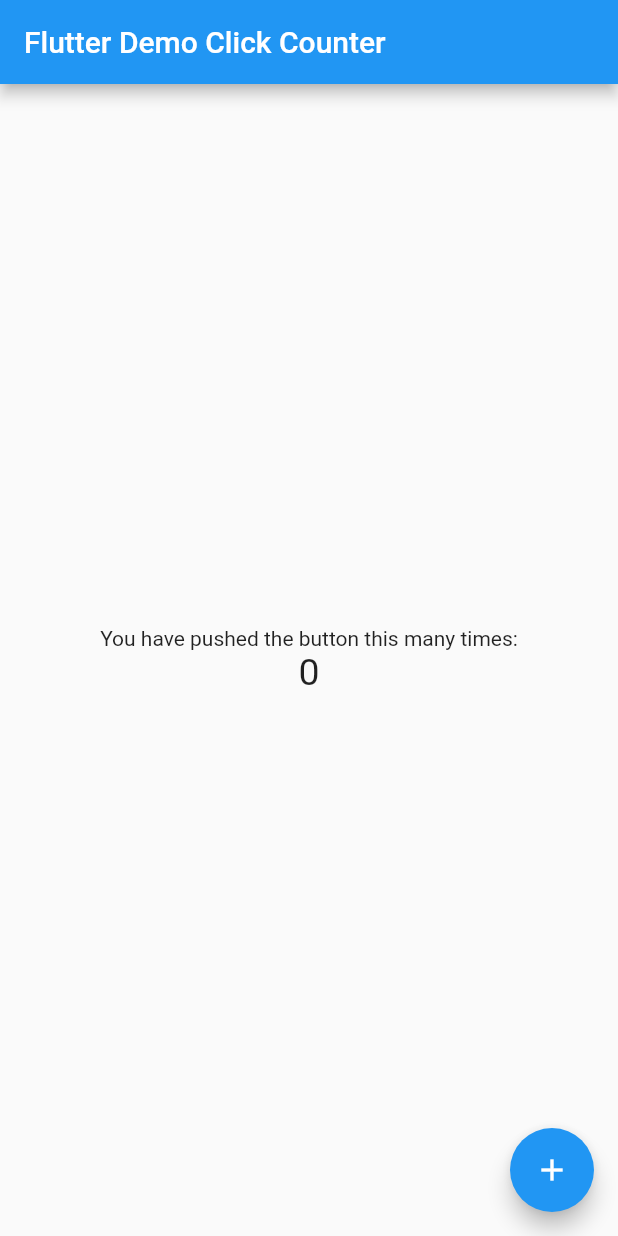
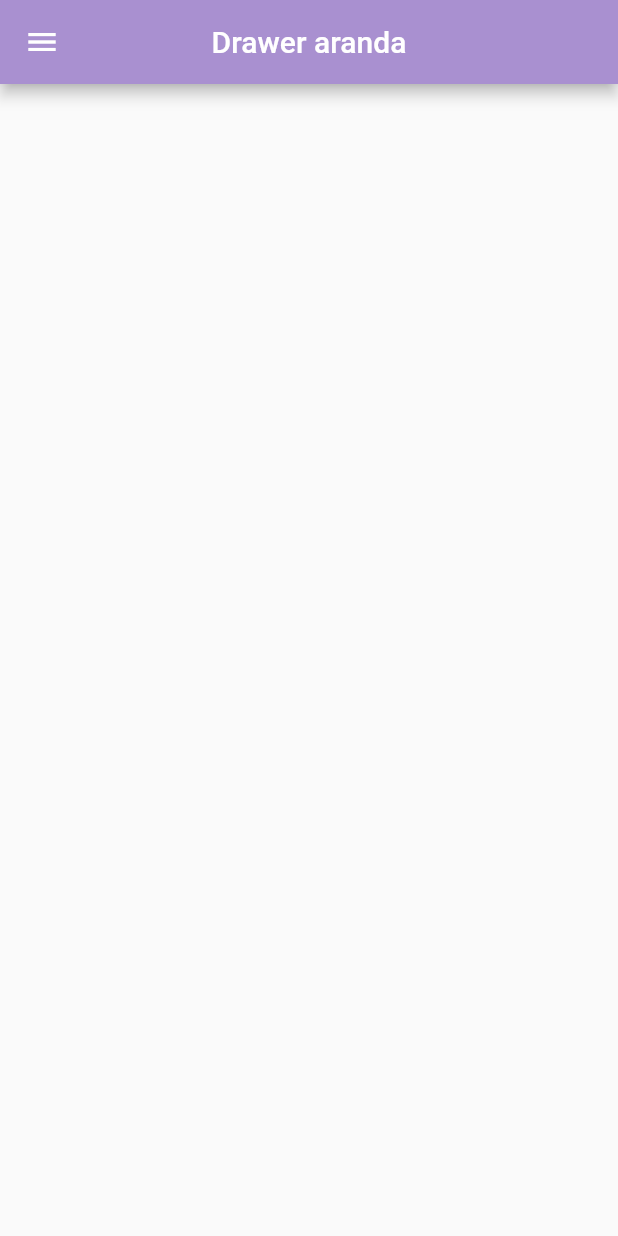
Before and after one commit to Areli-Michelle21/drawer_p_4, a Flutter app: the screen it shows after launch, on a phone screen of 412 x 824 dp. Run offline on Flutter 3.47's test engine with Material 2 defaults, Android fonts, the phone set to English and light mode, and no system bars.

Commit message:
drawerV2

```diff
--- a/lib/main.dart
+++ b/lib/main.dart
@@ -4,88 +4,79 @@ void main() => runApp(MyApp());
 
 class MyApp extends StatelessWidget {
   const MyApp({super.key});
-  static const String _title = 'Flutter Stateful Clicker Counter';
+  static const String _title = 'Drawer de michelle';
   // This widget is the root of your application.
   @override
   Widget build(BuildContext context) {
     return MaterialApp(
       title: _title,
       theme: ThemeData(
-        primarySwatch: Colors.blue,
+        primarySwatch: Colors.deepPurple,
       ),
       home: MyHomePage(),
+      debugShowCheckedModeBanner: false,
     );
   }
 }
 
 class MyHomePage extends StatefulWidget {
   const MyHomePage({super.key});
-  // This widget is the home page of your application. It is stateful, meaning
-  // that it has a State object (defined below) that contains fields that affect
-  // how it looks.
-  // This class is the configuration for the state.
+
   @override
   _MyHomePageState createState() => _MyHomePageState();
 }
 
 class _MyHomePageState extends State<MyHomePage> {
-  int _counter = 0;
-
-  void _incrementCounter() {
-    setState(() {
-      // This call to setState tells the Flutter framework that something has
-      // changed in this State, which causes it to rerun the build method below
-      // so that the display can reflect the updated values. If we changed
-      // _counter without calling setState(), then the build method would not be
-      // called again, and so nothing would appear to happen.
-      _counter++;
-    });
-  }
-
   @override
   Widget build(BuildContext context) {
-    // This method is rerun every time setState is called, for instance as done
-    // by the _incrementCounter method above.
-    //
-    // The Flutter framework has been optimized to make rerunning build methods
-    // fast, so that you can just rebuild anything that needs updating rather
-    // than having to individually change instances of widgets.
     return Scaffold(
       appBar: AppBar(
-        // Here we take the value from the MyHomePage object that was created by
-        // the App.build method, and use it to set our appbar title.
-        title: Text('Flutter Demo Click Counter'),
+        centerTitle: true,
+        title: Text('Drawer aranda'),
+        backgroundColor: const Color(0xffa990d0),
       ),
-      body: Center(
-        // Center is a layout widget. It takes a single child and positions it
-        // in the middle of the parent.
-        child: Column(
-          // Column is also a layout widget. It takes a list of children and
-          // arranges them vertically. By default, it sizes itself to fit its
-          // children horizontally, and tries to be as tall as its parent.
-          //
-          // Column has various properties to control how it sizes itself and
-          // how it positions its children. Here we use mainAxisAlignment to
-          // center the children vertically; the main axis here is the vertical
-          // axis because Columns are vertical (the cross axis would be
-          // horizontal).
-          mainAxisAlignment: MainAxisAlignment.center,
-          children: <Widget>[
-            Text(
-              'You have pushed the button this many times:',
+      drawer: Drawer(
+        child: ListView(
+          // Important: Remove any padding from the ListView.
+          padding: EdgeInsets.zero,
+          children: [
+            const DrawerHeader(
+              decoration: BoxDecoration(
+                color: Color(0xffa279a9),
+              ),
+              child: Text('Encabezado'),
             ),
-            Text(
-              '$_counter',
-              style: TextStyle(fontSize: 25),
+            ListTile(
+              leading: Icon(
+                Icons.home,
+              ),
+              title: const Text('Pagina 1'),
+              onTap: () {
+                Navigator.pop(context);
+              },
+            ),
+            ListTile(
+              leading: Icon(
+                Icons.train,
+              ),
+              title: const Text('Pagina 2'),
+              onTap: () {
+                Navigator.pop(context);
+              },
+            ),
+            ListTile(
+              leading: Icon(
+                Icons.add_a_photo_rounded,
+              ),
+              title: const Text('Pagina 3'),
+              onTap: () {
+                Navigator.pop(context);
+              },
             ),
           ],
         ),
       ),
-      floatingActionButton: FloatingActionButton(
-        onPressed: _incrementCounter,
-        tooltip: 'Increment',
-        child: Icon(Icons.add),
-      ),
+      body: Center(),
     );
   }
 }
```
